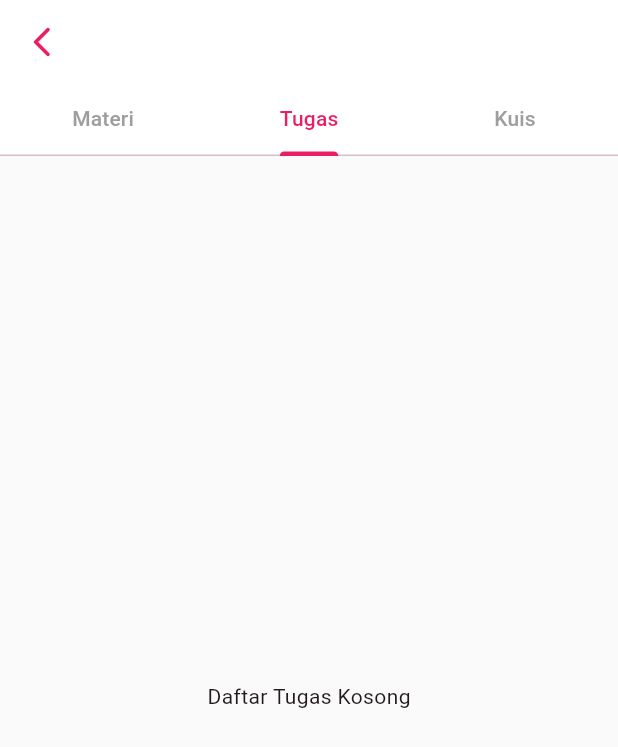
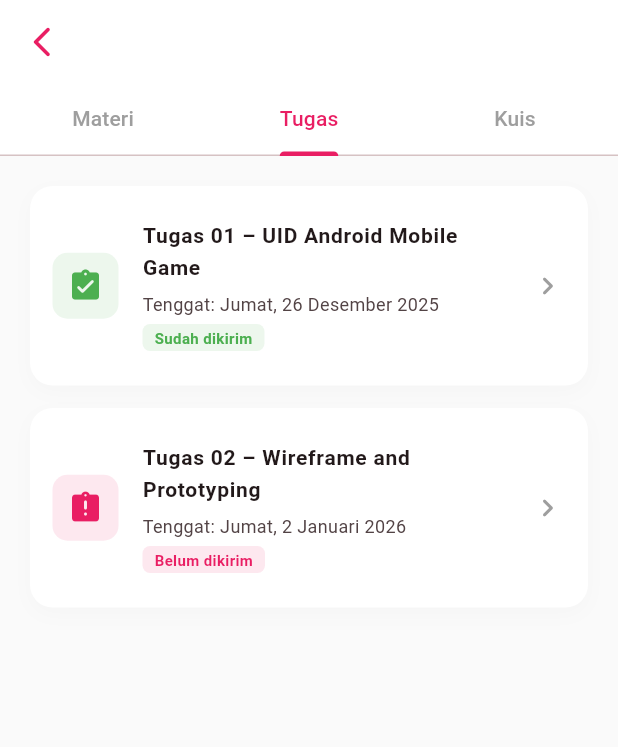
Before and after one commit to Azztldwyh/lms-app, a Flutter app: the CourseDetailPage screen opened directly with empty values, tab 2 chosen, on a phone screen of 412 x 824 dp. Shown: the top 747 px of the screen. Run offline on Flutter 3.47's test engine with Material 3 defaults, Android fonts, the phone set to English and light mode, and no system bars.

Commit message:
menambahkan isi konten halaman tugas

```diff
--- a/lib/screens/course_detail_page.dart
+++ b/lib/screens/course_detail_page.dart
@@ -1,5 +1,6 @@
 import 'package:flutter/material.dart';
 import 'lesson_content_page.dart';
+import 'assignment_detail_page.dart';
 
 class CourseDetailPage extends StatelessWidget {
   final String courseName;
@@ -32,7 +33,7 @@ class CourseDetailPage extends StatelessWidget {
         body: TabBarView(
           children: [
             _buildMeetingList(),
-            const Center(child: Text('Daftar Tugas Kosong')),
+            _buildTaskList(context),
             const Center(child: Text('Daftar Kuis Kosong')),
           ],
         ),
@@ -105,4 +106,93 @@ class CourseDetailPage extends StatelessWidget {
       },
     );
   }
+
+  Widget _buildTaskList(BuildContext context) {
+    final List<Map<String, String>> assignments = [
+      {
+        'title': 'Tugas 01 – UID Android Mobile Game',
+        'deadline': 'Jumat, 26 Desember 2025',
+        'status': 'Sudah dikirim'
+      },
+      {
+        'title': 'Tugas 02 – Wireframe and Prototyping',
+        'deadline': 'Jumat, 2 Januari 2026',
+        'status': 'Belum dikirim'
+      },
+    ];
+
+    return ListView.builder(
+      padding: const EdgeInsets.all(20),
+      itemCount: assignments.length,
+      itemBuilder: (context, index) {
+        final item = assignments[index];
+        final bool isSubmitted = item['status'] == 'Sudah dikirim';
+
+        return Container(
+          margin: const EdgeInsets.only(bottom: 15),
+          decoration: BoxDecoration(
+            color: Colors.white,
+            borderRadius: BorderRadius.circular(15),
+            boxShadow: [
+              BoxShadow(
+                color: Colors.black.withOpacity(0.02),
+                blurRadius: 10,
+                offset: const Offset(0, 4),
+              ),
+            ],
+          ),
+          child: ListTile(
+            contentPadding: const EdgeInsets.all(15),
+            leading: Container(
+              padding: const EdgeInsets.all(10),
+              decoration: BoxDecoration(
+                color: (isSubmitted ? Colors.green : Colors.pink).withOpacity(0.1),
+                borderRadius: BorderRadius.circular(10),
+              ),
+              child: Icon(
+                isSubmitted ? Icons.assignment_turned_in_rounded : Icons.assignment_late_rounded,
+                color: isSubmitted ? Colors.green : Colors.pink,
+              ),
+            ),
+            title: Text(
+              item['title']!,
+              style: const TextStyle(fontWeight: FontWeight.bold, fontSize: 14),
+            ),
+            subtitle: Column(
+              crossAxisAlignment: CrossAxisAlignment.start,
+              children: [
+                const SizedBox(height: 5),
+                Text('Tenggat: ${item['deadline']}', style: const TextStyle(fontSize: 12)),
+                const SizedBox(height: 5),
+                Container(
+                  padding: const EdgeInsets.symmetric(horizontal: 8, vertical: 2),
+                  decoration: BoxDecoration(
+                    color: (isSubmitted ? Colors.green : Colors.pink).withOpacity(0.1),
+                    borderRadius: BorderRadius.circular(5),
+                  ),
+                  child: Text(
+                    item['status']!,
+                    style: TextStyle(
+                      color: isSubmitted ? Colors.green : Colors.pink,
+                      fontSize: 10,
+                      fontWeight: FontWeight.bold,
+                    ),
+                  ),
+                ),
+              ],
+            ),
+            trailing: const Icon(Icons.chevron_right_rounded, color: Colors.grey),
+            onTap: () {
+              Navigator.push(
+                context,
+                MaterialPageRoute(
+                  builder: (context) => AssignmentDetailPage(assignmentTitle: item['title']!),
+                ),
+              );
+            },
+          ),
+        );
+      },
+    );
+  }
 }
```
Also changed, not shown: lib/screens/assignment_detail_page.dart (added, +190 -0 lines).
